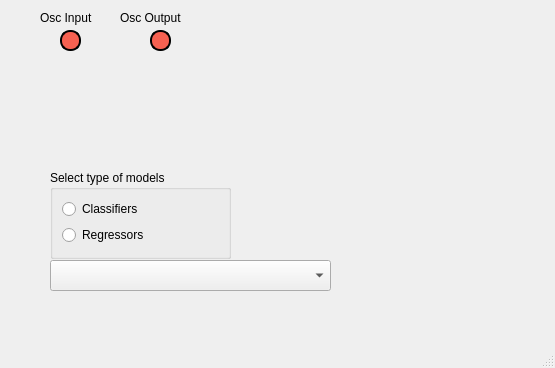
Above: synthedge/gui/qt/untitled.ui from bruggor10/SynthEdge before the change. Below: the same form after it.
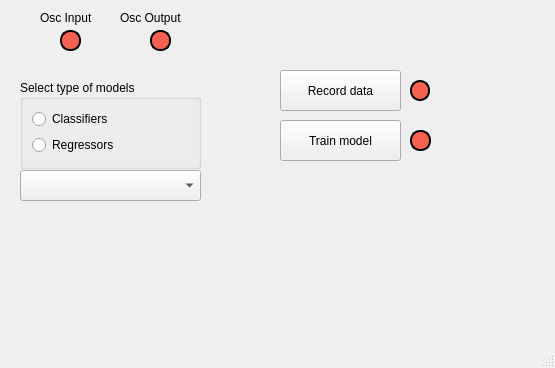
That is the form after the change.

Diff of the .ui file:
```diff
--- a/synthedge/gui/qt/untitled.ui
+++ b/synthedge/gui/qt/untitled.ui
@@ -17,8 +17,8 @@
    <widget class="QGroupBox" name="groupBox">
     <property name="geometry">
      <rect>
-      <x>50</x>
-      <y>170</y>
+      <x>20</x>
+      <y>80</y>
       <width>181</width>
       <height>89</height>
      </rect>
@@ -49,9 +49,9 @@
    <widget class="QComboBox" name="models">
     <property name="geometry">
      <rect>
-      <x>50</x>
-      <y>260</y>
-      <width>281</width>
+      <x>20</x>
+      <y>170</y>
+      <width>181</width>
       <height>31</height>
      </rect>
     </property>
@@ -126,6 +126,79 @@
      <string/>
     </property>
    </widget>
+   <widget class="QPushButton" name="train_btn">
+    <property name="geometry">
+     <rect>
+      <x>280</x>
+      <y>120</y>
+      <width>121</width>
+      <height>41</height>
+     </rect>
+    </property>
+    <property name="text">
+     <string>Train model</string>
+    </property>
+   </widget>
+   <widget class="QLabel" name="model_trainingstatus">
+    <property name="geometry">
+     <rect>
+      <x>410</x>
+      <y>130</y>
+      <width>21</width>
+      <height>21</height>
+     </rect>
+    </property>
+    <property name="autoFillBackground">
+     <bool>false</bool>
+    </property>
+    <property name="styleSheet">
+     <string notr="true">background-color: rgb(246, 97, 81);
+border-color: rgb(119, 118, 123);
+border-radius: 10px;
+border: 2px solid;</string>
+    </property>
+    <property name="text">
+     <string/>
+    </property>
+   </widget>
+   <widget class="QPushButton" name="record_btn">
+    <property name="geometry">
+     <rect>
+      <x>280</x>
+      <y>70</y>
+      <width>121</width>
+      <height>41</height>
+     </rect>
+    </property>
+    <property name="text">
+     <string>Record data</string>
+    </property>
+    <property name="checkable">
+     <bool>true</bool>
+    </property>
+   </widget>
+   <widget class="QLabel" name="rec_status">
+    <property name="geometry">
+     <rect>
+      <x>410</x>
+      <y>80</y>
+      <width>20</width>
+      <height>21</height>
+     </rect>
+    </property>
+    <property name="autoFillBackground">
+     <bool>false</bool>
+    </property>
+    <property name="styleSheet">
+     <string notr="true">background-color: rgb(246, 97, 81);
+border-color: rgb(119, 118, 123);
+border-radius: 10px;
+border: 2px solid;</string>
+    </property>
+    <property name="text">
+     <string/>
+    </property>
+   </widget>
   </widget>
   <widget class="QMenuBar" name="menubar">
    <property name="geometry">
```
